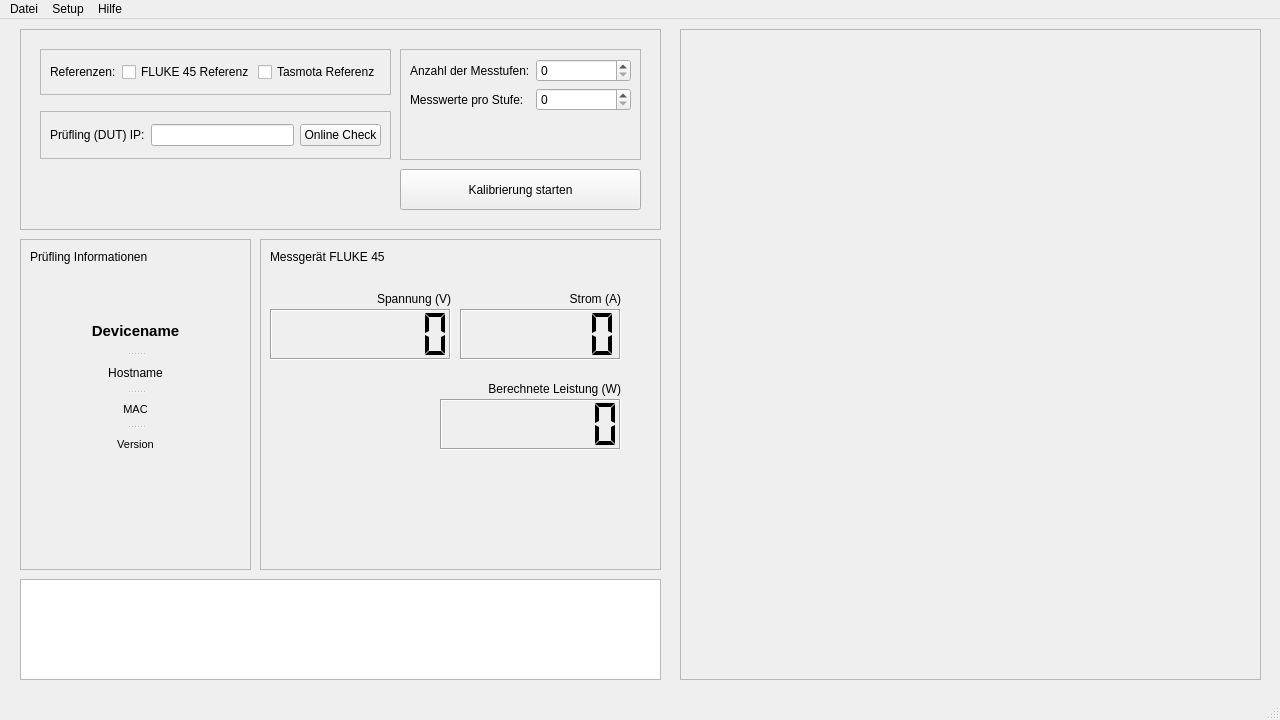
First picture: the form in main_gui.ui, repository Suitcasechild/AutoCal, before the edit.
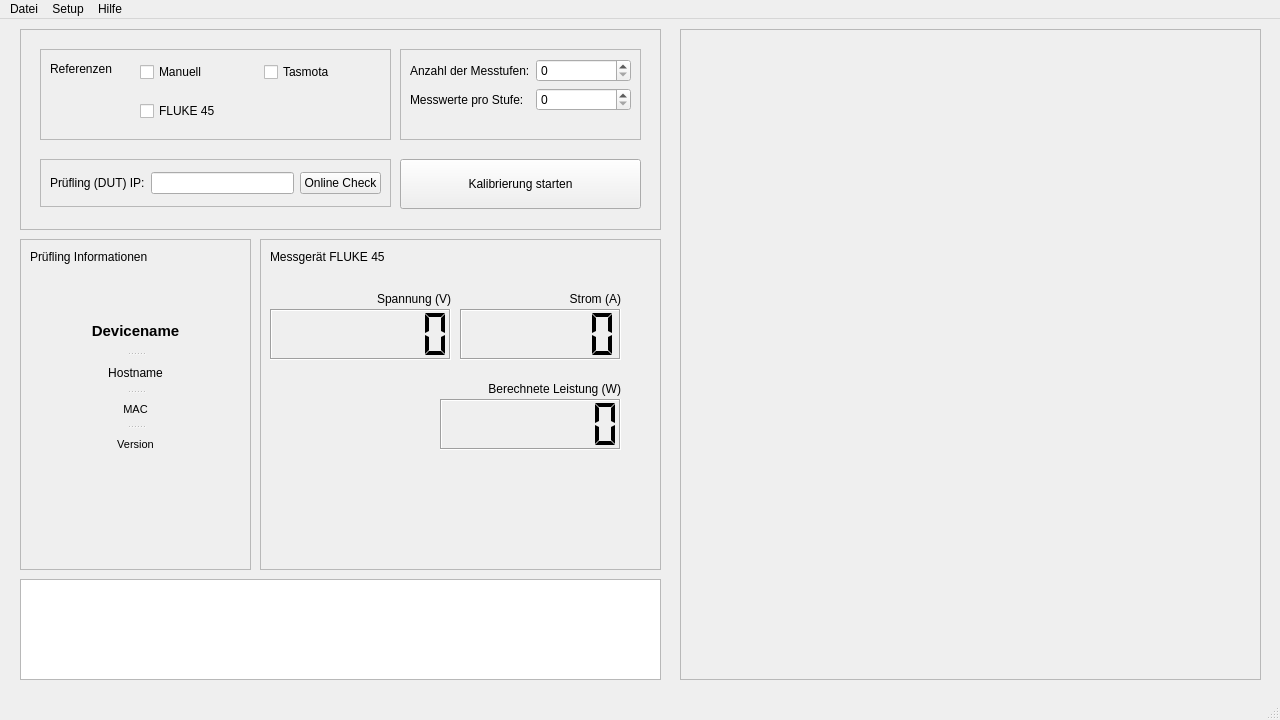
Second picture: the form after the edit.

What changed in the file:
```diff
--- a/main_gui.ui
+++ b/main_gui.ui
@@ -43,9 +43,9 @@
      <property name="geometry">
       <rect>
        <x>380</x>
-       <y>140</y>
+       <y>130</y>
        <width>241</width>
-       <height>41</height>
+       <height>50</height>
       </rect>
      </property>
      <property name="text">
@@ -58,7 +58,7 @@
        <x>20</x>
        <y>20</y>
        <width>351</width>
-       <height>46</height>
+       <height>91</height>
       </rect>
      </property>
      <property name="frameShape">
@@ -67,41 +67,67 @@
      <property name="frameShadow">
       <enum>QFrame::Shadow::Raised</enum>
      </property>
-     <layout class="QHBoxLayout" name="horizontalLayout">
-      <item>
        <widget class="QLabel" name="label">
+      <property name="geometry">
+       <rect>
+        <x>10</x>
+        <y>10</y>
+        <width>62</width>
+        <height>20</height>
+       </rect>
+      </property>
         <property name="text">
          <string>Referenzen:</string>
         </property>
        </widget>
-      </item>
-      <item>
+     <widget class="QWidget" name="">
+      <property name="geometry">
+       <rect>
+        <x>100</x>
+        <y>0</y>
+        <width>241</width>
+        <height>86</height>
+       </rect>
+      </property>
+      <layout class="QGridLayout" name="gridLayout">
+       <item row="0" column="1">
+        <widget class="QCheckBox" name="check_ref_home">
+         <property name="toolTip">
+          <string>&lt;html&gt;&lt;head/&gt;&lt;body&gt;&lt;p&gt;&lt;span style=&quot; font-weight:700;&quot;&gt;Referenz: Tasmota-Dose&lt;/span&gt;&lt;/p&gt;&lt;p&gt;Nutzt eine kalibrierte Steckdose als Vergleichsnormal.&lt;br/&gt;&lt;br/&gt;Messaufbau:&lt;br/&gt;Prüfling in die Referenz-Dose stecken. &lt;/p&gt;&lt;p&gt;Hinweis:&lt;br/&gt;Das Programm ermittelt vorab automatisch den Eigenverbrauch &lt;br/&gt;des Prüflings und zieht diesen während der Kalibrierung von den&lt;br/&gt;Referenzwerten ab, um höchste Präzision zu gewährleisten.&lt;/p&gt;&lt;/body&gt;&lt;/html&gt;</string>
+         </property>
+         <property name="text">
+          <string>Tasmota</string>
+         </property>
+        </widget>
+       </item>
+       <item row="0" column="0">
+        <widget class="QCheckBox" name="check_ref_manual">
+         <property name="toolTip">
+          <string>&lt;html&gt;&lt;head/&gt;&lt;body&gt;&lt;p&gt;&lt;span style=&quot; font-weight:700;&quot;&gt;Referenz: Tasmota-Dose&lt;/span&gt;&lt;/p&gt;&lt;p&gt;Nutzt eine kalibrierte Steckdose als Vergleichsnormal.&lt;br/&gt;&lt;br/&gt;Messaufbau:&lt;br/&gt;Prüfling in die Referenz-Dose stecken. &lt;/p&gt;&lt;p&gt;Hinweis:&lt;br/&gt;Das Programm ermittelt vorab automatisch den Eigenverbrauch &lt;br/&gt;des Prüflings und zieht diesen während der Kalibrierung von den&lt;br/&gt;Referenzwerten ab, um höchste Präzision zu gewährleisten.&lt;/p&gt;&lt;/body&gt;&lt;/html&gt;</string>
+         </property>
+         <property name="text">
+          <string>Manuell</string>
+         </property>
+        </widget>
+       </item>
+       <item row="1" column="0">
        <widget class="QCheckBox" name="check_ref_pro">
         <property name="toolTip">
          <string>&lt;html&gt;&lt;head/&gt;&lt;body&gt;&lt;p&gt;&lt;span style=&quot; font-weight:700;&quot;&gt;Referenz: Fluke 45 (Labor-Modus)&lt;/span&gt;&lt;/p&gt;&lt;p&gt;Nutzt das Fluke 45 Dual-Display Multimeter als hochpräzise Referenz. &lt;/p&gt;&lt;p&gt;Voraussetzungen:&lt;br/&gt;• Verbindung via &lt;span style=&quot; font-weight:700;&quot;&gt;RS232-Schnittstelle&lt;/span&gt; (seriell). &lt;br/&gt;• Das Gerät wird im &lt;span style=&quot; font-weight:700;&quot;&gt;Dual-Modus&lt;/span&gt; betrieben, um Spannung und Strom gleichzeitig zu erfassen. &lt;br/&gt;• Ein spezieller &lt;span style=&quot; font-weight:700;&quot;&gt;Messadapter&lt;/span&gt; zum Abgriff von Strom und Spannung wird benötigt.&lt;/p&gt;&lt;p&gt;&lt;span style=&quot; font-style:italic;&quot;&gt;Die Leistung (Watt) wird softwareseitig aus den Präzisionswerten berechnet.&lt;/span&gt;&lt;/p&gt;&lt;/body&gt;&lt;/html&gt;</string>
         </property>
         <property name="text">
-         <string>FLUKE 45 Referenz</string>
-        </property>
-       </widget>
-      </item>
-      <item>
-       <widget class="QCheckBox" name="check_ref_home">
-        <property name="toolTip">
-         <string>&lt;html&gt;&lt;head/&gt;&lt;body&gt;&lt;p&gt;&lt;span style=&quot; font-weight:700;&quot;&gt;Referenz: Tasmota-Dose&lt;/span&gt;&lt;/p&gt;&lt;p&gt;Nutzt eine kalibrierte Steckdose als Vergleichsnormal.&lt;br/&gt;&lt;br/&gt;Messaufbau:&lt;br/&gt;Prüfling in die Referenz-Dose stecken. &lt;/p&gt;&lt;p&gt;Hinweis:&lt;br/&gt;Das Programm ermittelt vorab automatisch den Eigenverbrauch &lt;br/&gt;des Prüflings und zieht diesen während der Kalibrierung von den&lt;br/&gt;Referenzwerten ab, um höchste Präzision zu gewährleisten.&lt;/p&gt;&lt;/body&gt;&lt;/html&gt;</string>
-        </property>
-        <property name="text">
-         <string>Tasmota Referenz</string>
+          <string>FLUKE 45</string>
         </property>
        </widget>
       </item>
      </layout>
+     </widget>
     </widget>
     <widget class="QFrame" name="frame_3">
      <property name="geometry">
       <rect>
        <x>20</x>
-       <y>82</y>
+       <y>130</y>
        <width>351</width>
        <height>48</height>
       </rect>
@@ -142,7 +168,7 @@
        <x>380</x>
        <y>20</y>
        <width>241</width>
-       <height>111</height>
+       <height>91</height>
       </rect>
      </property>
      <property name="sizePolicy">
```
Lines whose indentation alone changed are shown as unchanged.
